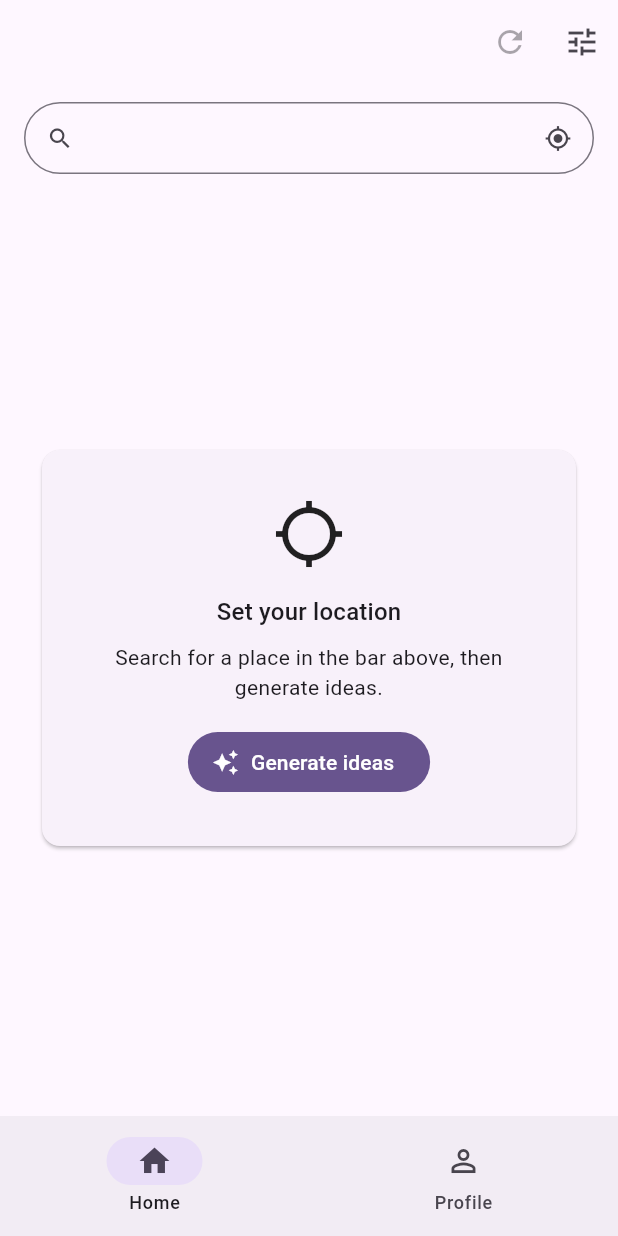
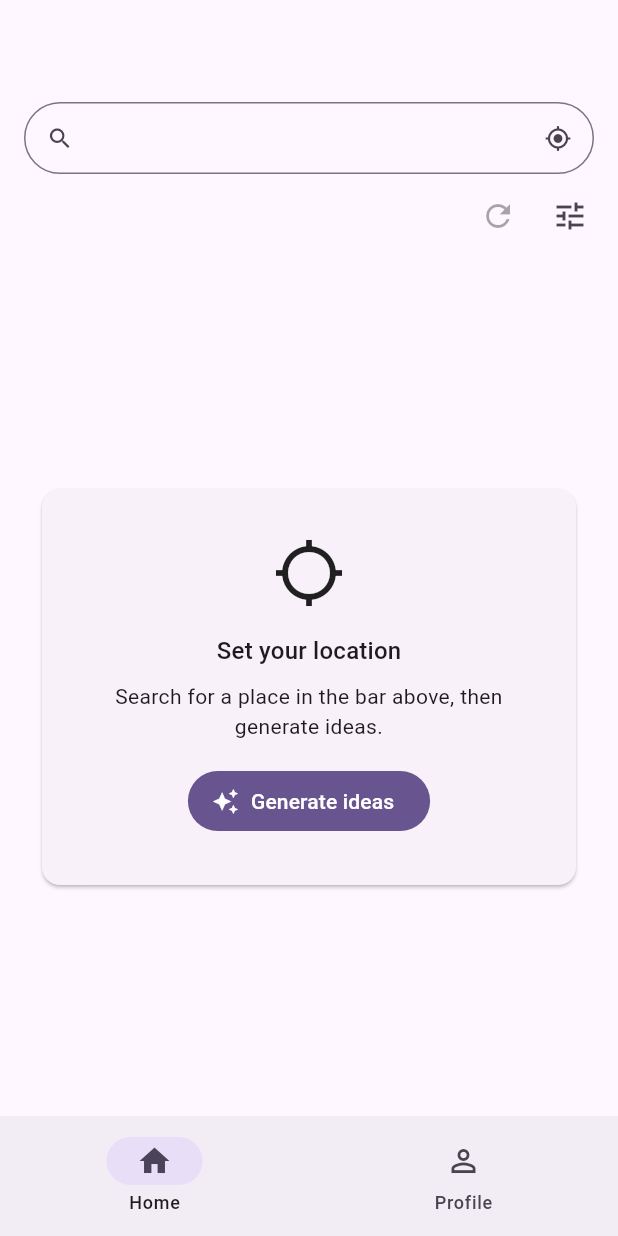
Before and after one commit to drewcarroll/eventfinder, a Flutter app: the screen it shows once a user with an empty profile is signed in, on a phone screen of 412 x 824 dp. Run offline on Flutter 3.47's test engine with Material 3 defaults, Android fonts, the phone set to English and light mode, and no system bars; our stand-ins replace firebase_auth, firebase_core, geolocator; accounts and stored records are empty; generated files the repository leaves out were written again; network calls fail.

Commit message:
Put search bar above reload and filter icons

```diff
--- a/client/lib/src/ui/feed_screen.dart
+++ b/client/lib/src/ui/feed_screen.dart
@@ -300,8 +300,26 @@ class _FeedScreenState extends State<FeedScreen> {
   @override
   Widget build(BuildContext context) {
     return Scaffold(
-      appBar: AppBar(
-        actions: [
+      appBar: AppBar(),
+      body: Column(
+        children: [
+          _buildLocationBar(),
+          _buildActionBar(),
+          Expanded(child: _buildBody()),
+        ],
+      ),
+    );
+  }
+
+  /// The reload + filter controls, sitting just below the searchbar so the
+  /// search field stays the top-most affordance. Right-aligned to echo the
+  /// trailing-action placement they used to have in the AppBar.
+  Widget _buildActionBar() {
+    return Padding(
+      padding: const EdgeInsets.fromLTRB(16, 0, 8, 4),
+      child: Row(
+        mainAxisAlignment: MainAxisAlignment.end,
+        children: [
           IconButton(
             icon: const Icon(Icons.refresh),
             tooltip: 'New ideas',
@@ -313,12 +331,6 @@ class _FeedScreenState extends State<FeedScreen> {
             tooltip: 'Filters',
             onPressed: _changeFilters,
           ),
-        ],
-      ),
-      body: Column(
-        children: [
-          _buildLocationBar(),
-          Expanded(child: _buildBody()),
         ],
       ),
     );
```
